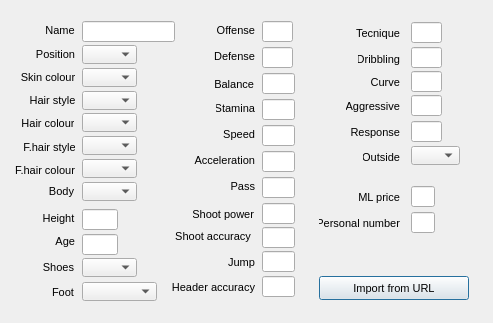
The window that src/app/ui/PlayerSkillsDialog.ui (aguilasa/new-we2002-editor) describes before a commit, drawn with Qt 5.
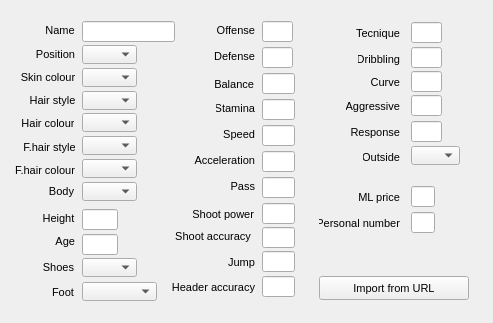
The same window after the commit.

```diff
--- a/src/app/ui/PlayerSkillsDialog.ui
+++ b/src/app/ui/PlayerSkillsDialog.ui
@@ -898,6 +898,9 @@
    <property name="text">
     <string>Import from URL</string>
    </property>
+   <property name="autoDefault">
+    <bool>false</bool>
+   </property>
   </widget>
  </widget>
  <resources/>
```
